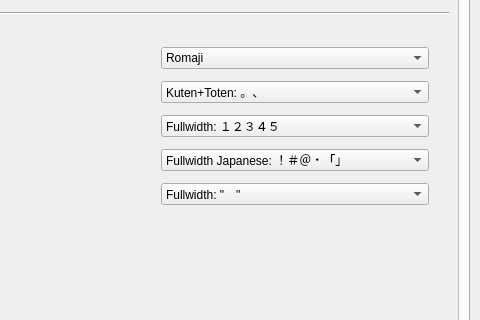
Qt form hazkey-settings/mainwindow.ui (7ka-Hiira/fcitx5-hazkey) before a commit; both pictures show x 170 to 650 and y 94 to 414 of the 650 by 600 pixel window.
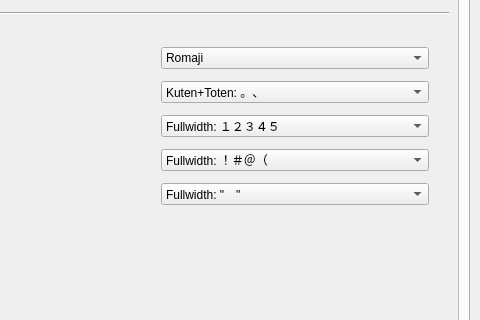
The same form after that commit. The open tabs and pages were chosen to show the change. Icons and pictures are not drawn.

Patch:
```diff
--- a/hazkey-settings/mainwindow.ui
+++ b/hazkey-settings/mainwindow.ui
@@ -825,7 +825,7 @@
                   <widget class="QComboBox" name="commonSymbolStyle">
                    <item>
                     <property name="text">
-                     <string>Fullwidth Japanese: ！＃＠・「」</string>
+                     <string>Fullwidth: ！＃＠（</string>
                     </property>
                    </item>
                    <item>
```
Left out of the diff: 12 changed lines with no effect on the pictures.
